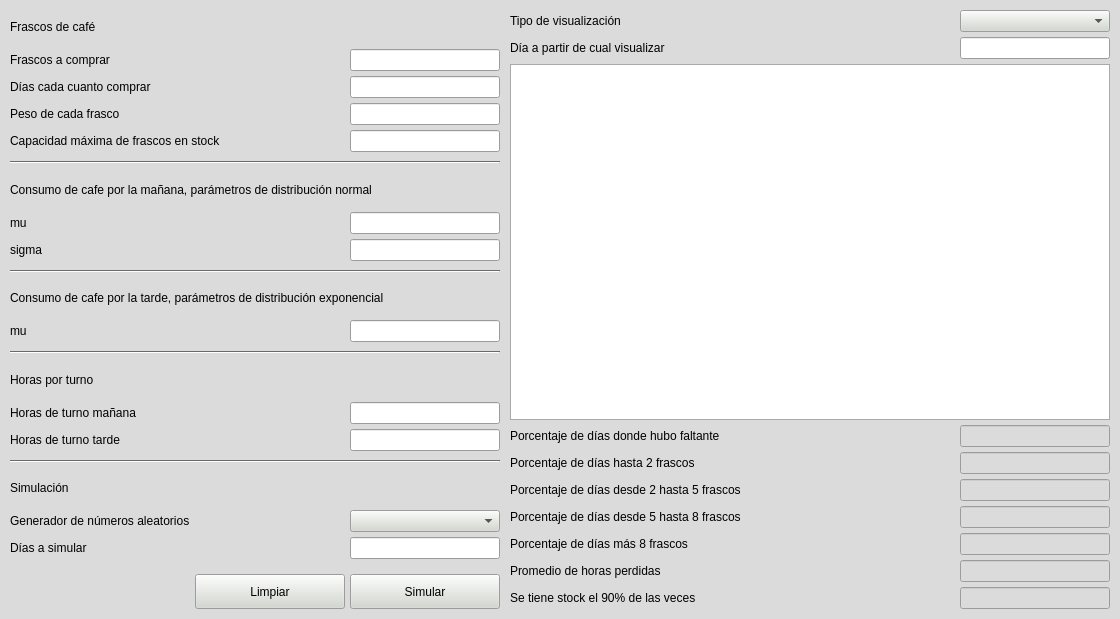
Above: tp4/montecarlo/interfaz/ventana_montecarlo.ui from MMariatti/SIM4K4 before the change. Below: the same form after it.
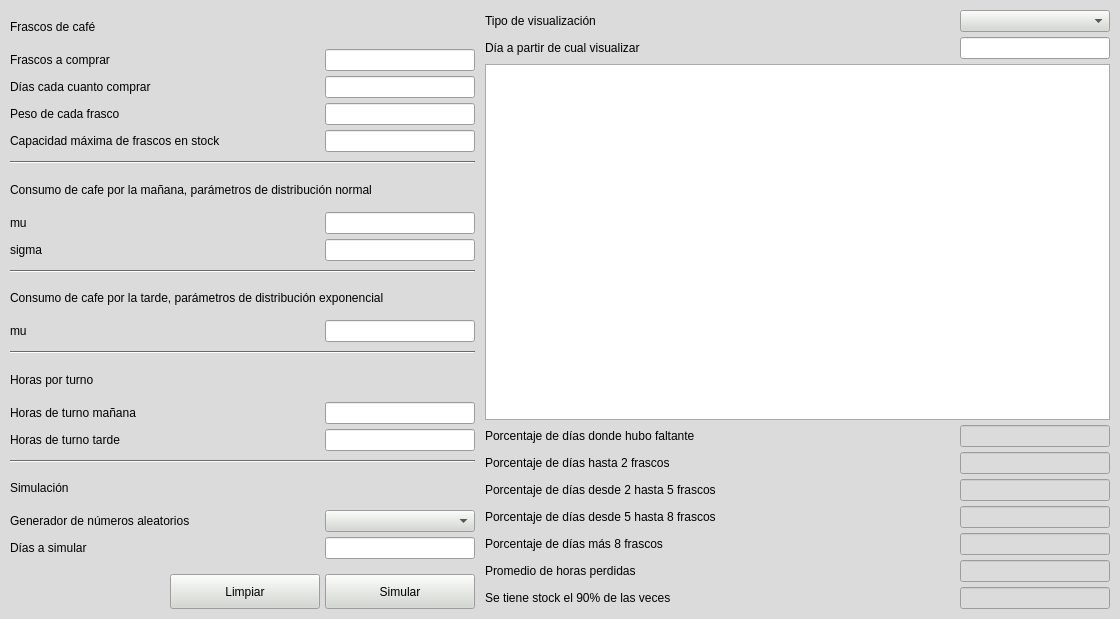
That is the form after the change. Icons and pictures are not drawn.

Commit message: Corrijo interfaz y claves de diccionario

Diff of the .ui file:
```diff
--- a/tp4/montecarlo/interfaz/ventana_montecarlo.ui
+++ b/tp4/montecarlo/interfaz/ventana_montecarlo.ui
@@ -537,6 +537,9 @@
               <property name="orientation">
                <enum>Qt::Horizontal</enum>
               </property>
+              <property name="sizeType">
+               <enum>QSizePolicy::Minimum</enum>
+              </property>
               <property name="sizeHint" stdset="0">
                <size>
                 <width>0</width>
@@ -580,6 +583,9 @@
               <property name="orientation">
                <enum>Qt::Horizontal</enum>
               </property>
+              <property name="sizeType">
+               <enum>QSizePolicy::Minimum</enum>
+              </property>
               <property name="sizeHint" stdset="0">
                <size>
                 <width>0</width>
@@ -623,6 +629,9 @@
               <property name="orientation">
                <enum>Qt::Horizontal</enum>
               </property>
+              <property name="sizeType">
+               <enum>QSizePolicy::Minimum</enum>
+              </property>
               <property name="sizeHint" stdset="0">
                <size>
                 <width>0</width>
@@ -666,6 +675,9 @@
               <property name="orientation">
                <enum>Qt::Horizontal</enum>
               </property>
+              <property name="sizeType">
+               <enum>QSizePolicy::Minimum</enum>
+              </property>
               <property name="sizeHint" stdset="0">
                <size>
                 <width>0</width>
@@ -739,6 +751,9 @@
               <property name="orientation">
                <enum>Qt::Horizontal</enum>
               </property>
+              <property name="sizeType">
+               <enum>QSizePolicy::Minimum</enum>
+              </property>
               <property name="sizeHint" stdset="0">
                <size>
                 <width>0</width>
@@ -782,6 +797,9 @@
               <property name="orientation">
                <enum>Qt::Horizontal</enum>
               </property>
+              <property name="sizeType">
+               <enum>QSizePolicy::Minimum</enum>
+              </property>
               <property name="sizeHint" stdset="0">
                <size>
                 <width>0</width>
@@ -858,6 +876,9 @@
               <property name="orientation">
                <enum>Qt::Horizontal</enum>
               </property>
+              <property name="sizeType">
+               <enum>QSizePolicy::Minimum</enum>
+              </property>
               <property name="sizeHint" stdset="0">
                <size>
                 <width>0</width>
@@ -934,6 +955,9 @@
               <property name="orientation">
                <enum>Qt::Horizontal</enum>
               </property>
+              <property name="sizeType">
+               <enum>QSizePolicy::Minimum</enum>
+              </property>
               <property name="sizeHint" stdset="0">
                <size>
                 <width>0</width>
@@ -974,6 +998,9 @@
               <property name="orientation">
                <enum>Qt::Horizontal</enum>
               </property>
+              <property name="sizeType">
+               <enum>QSizePolicy::Minimum</enum>
+              </property>
               <property name="sizeHint" stdset="0">
                <size>
                 <width>0</width>
@@ -1050,6 +1077,9 @@
               <property name="orientation">
                <enum>Qt::Horizontal</enum>
               </property>
+              <property name="sizeType">
+               <enum>QSizePolicy::Minimum</enum>
+              </property>
               <property name="sizeHint" stdset="0">
                <size>
                 <width>0</width>
@@ -1090,6 +1120,9 @@
               <property name="orientation">
                <enum>Qt::Horizontal</enum>
               </property>
+              <property name="sizeType">
+               <enum>QSizePolicy::Minimum</enum>
+              </property>
               <property name="sizeHint" stdset="0">
                <size>
                 <width>0</width>
@@ -1129,9 +1162,12 @@
               <property name="orientation">
                <enum>Qt::Horizontal</enum>
               </property>
+              <property name="sizeType">
+               <enum>QSizePolicy::Fixed</enum>
+              </property>
               <property name="sizeHint" stdset="0">
                <size>
-                <width>0</width>
+                <width>160</width>
                 <height>0</height>
                </size>
               </property>
```
The commit also changes 2 other files.
